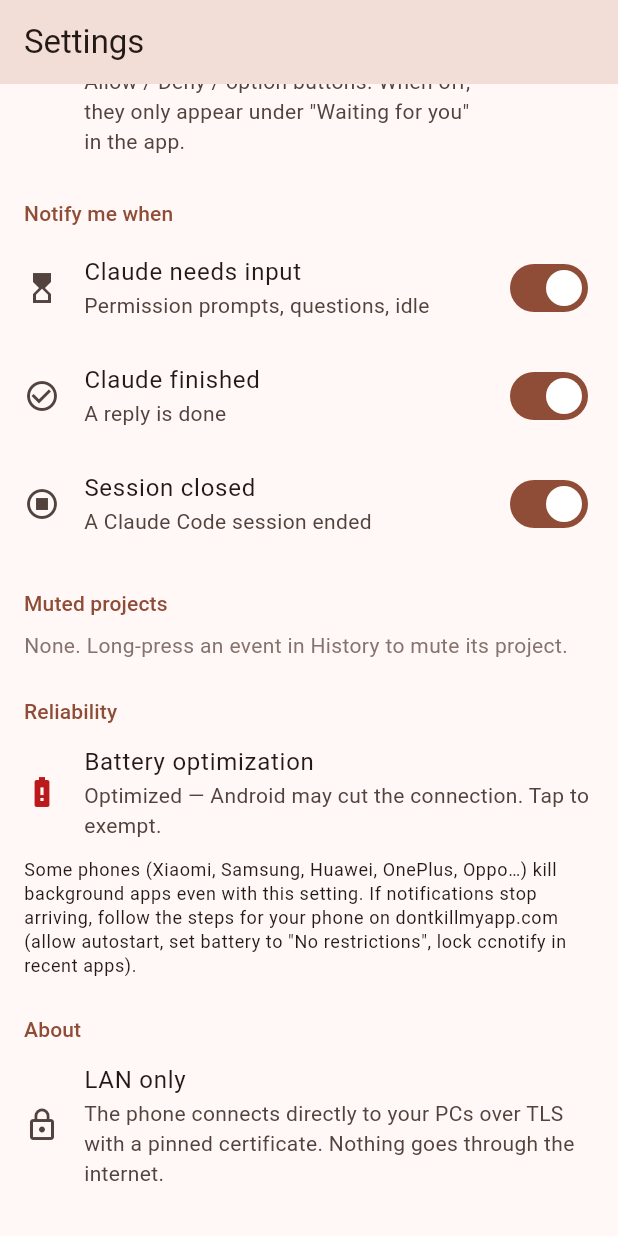
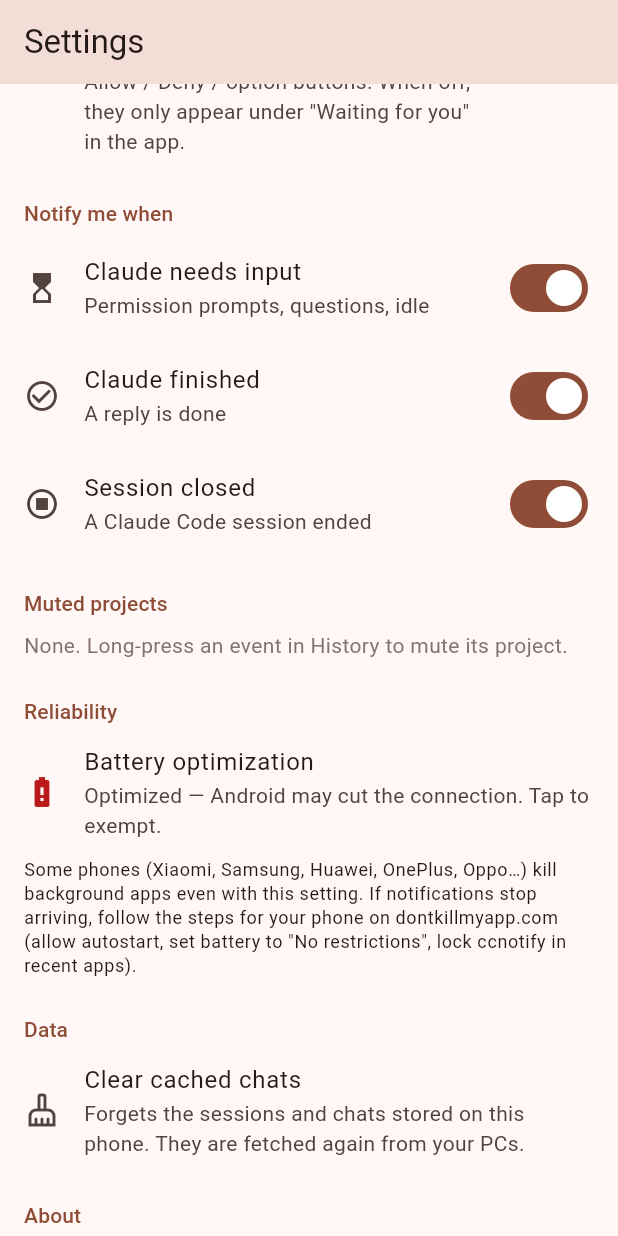
Before and after one commit to xmustafa5/mewo-on-fire, a Flutter app: the SettingsTab screen opened directly, scrolled down 128 dp, on a phone screen of 412 x 824 dp. Run offline on Flutter 3.47's test engine with Material 3 defaults, Android fonts, the phone set to English and light mode, and no system bars; our stand-ins replace device_info_plus, flutter_local_notifications, flutter_markdown_plus, image_picker, shared_preferences; missing offline and left inert: bonsoir, flutter_foreground_task, mobile_scanner; accounts and stored records are empty.

Commit message:
Settings: clear cached chats
Forgets the session list, the chats and pictures fetched so far, and the
status of messages sent from the phone, then asks the PCs for their
sessions again. For when old sessions misbehave.

Co-Authored-By: Claude Fable 5.1 <noreply@anthropic.com>

```diff
--- a/mobile/lib/app_state.dart
+++ b/mobile/lib/app_state.dart
@@ -791,6 +791,29 @@ class AppState extends ChangeNotifier with WidgetsBindingObserver {
         mutedProjects: settings.mutedProjects.where((p) => p != project).toList()));
   }
 
+  // ---- cached chats (Settings → "Clear cached chats") ----
+
+  /// Drops everything this phone remembers about sessions and chats: the
+  /// session list, fetched chats and images, and the status of messages sent
+  /// from here. The PCs are asked for their sessions again.
+  Future<void> clearChats() async {
+    _chats.clear();
+    _images.clear();
+    for (final t in _imageTimeouts.values) {
+      t.cancel();
+    }
+    _imageTimeouts.clear();
+    _outgoing.clear();
+    sessions = <SessionEntry>[];
+    notifyListeners();
+    if (await _isRunning()) {
+      _send('clear_sessions');
+    } else {
+      // Task not running → no concurrent writer, safe to clear directly.
+      await Store.saveSessions(<SessionEntry>[]);
+    }
+  }
+
   // ---- history (task owns `events`) ----
 
   Future<void> clearHistory() async {
--- a/mobile/lib/background.dart
+++ b/mobile/lib/background.dart
@@ -388,6 +388,12 @@ class CcTaskHandler extends TaskHandler {
     } else if (cmd == 'get_image') {
       _handleGetImage(msg);
     } else if (cmd == 'refresh_sessions') {
+      _handleRefreshSessions();
+    } else if (cmd == 'clear_sessions') {
+      // Settings → "Clear cached chats": forget the list, ask the PCs again.
+      _sessions.clear();
+      _scheduleSessionsSave();
+      _sendSessions();
       _handleRefreshSessions();
     }
   }
--- a/mobile/lib/ui/settings_tab.dart
+++ b/mobile/lib/ui/settings_tab.dart
@@ -39,6 +39,27 @@ class _SettingsTabState extends State<SettingsTab> with WidgetsBindingObserver {
       final v = await FlutterForegroundTask.isIgnoringBatteryOptimizations;
       if (mounted) setState(() => _batteryExempt = v);
     } catch (_) {}
+  }
+
+  Future<void> _clearChats(BuildContext context, AppState state) async {
+    final yes = await showDialog<bool>(
+      context: context,
+      builder: (ctx) => AlertDialog(
+        title: const Text('Clear cached chats?'),
+        content: const Text(
+            'The session list, the chats and pictures fetched so far, and the status of '
+            'messages sent from this phone are removed from the phone. Nothing on the PCs '
+            'is touched; the sessions are fetched again.'),
+        actions: [
+          TextButton(onPressed: () => Navigator.pop(ctx, false), child: const Text('Cancel')),
+          FilledButton(onPressed: () => Navigator.pop(ctx, true), child: const Text('Clear')),
+        ],
+      ),
+    );
+    if (yes != true || !context.mounted) return;
+    await state.clearChats();
+    if (!context.mounted) return;
+    ScaffoldMessenger.of(context).showSnackBar(const SnackBar(content: Text('Cached chats cleared')));
   }
 
   Future<void> _batteryTap() async {
@@ -176,13 +197,22 @@ class _SettingsTabState extends State<SettingsTab> with WidgetsBindingObserver {
                   ),
                 ),
               ],
+              _header(context, 'Data'),
+              ListTile(
+                leading: const Icon(Icons.cleaning_services_outlined),
+                title: const Text('Clear cached chats'),
+                subtitle: const Text(
+                    'Forgets the sessions and chats stored on this phone. They are fetched '
+                    'again from your PCs.'),
+                onTap: () => _clearChats(context, state),
+              ),
               _header(context, 'About'),
               const ListTile(
                 leading: Icon(Icons.lock_outline),
-                title: Text('LAN only'),
+                title: Text('Private'),
                 subtitle: Text(
-                    'The phone connects directly to your PCs over TLS with a pinned certificate. '
-                    'Nothing goes through the internet.'),
+                    'The phone talks to your PCs over TLS with a pinned certificate — directly on '
+                    'your network, or through a relay that only passes the encrypted connection.'),
               ),
             ],
           ),
```
